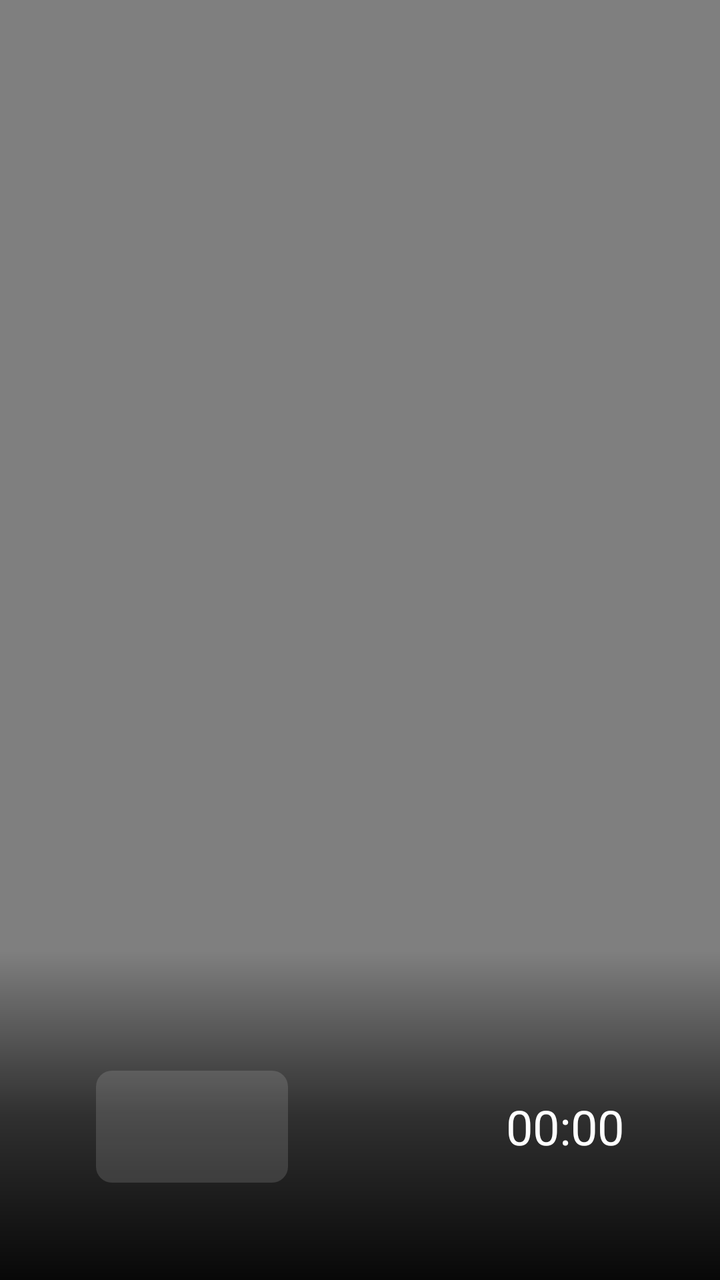
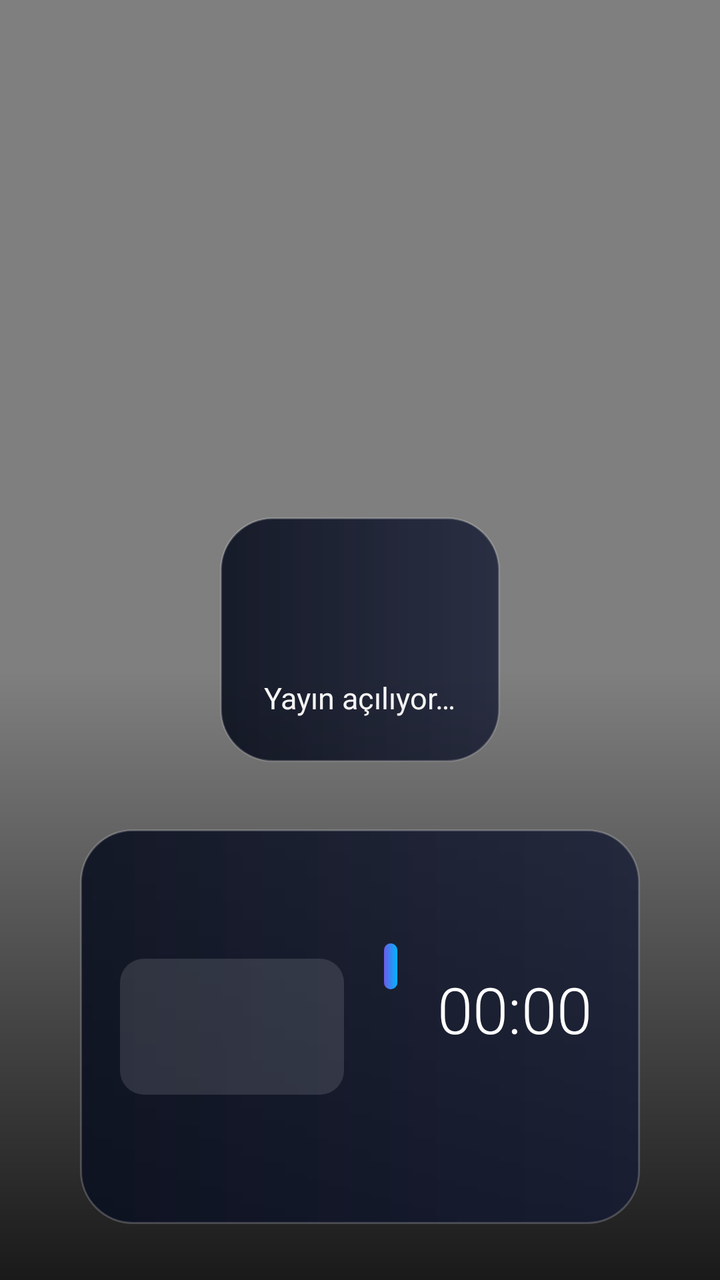

Before-and-after screenshots of an Android layout around one commit, followed by the original layout XML and the change that was made.
<!-- AndroidManifest.xml: activity theme PlayerTheme -->
<!-- res/layout/activity_player.xml -->
<?xml version="1.0" encoding="utf-8"?>
<FrameLayout xmlns:android="http://schemas.android.com/apk/res/android"
    android:layout_width="match_parent"
    android:layout_height="match_parent"
    android:background="@android:color/black">

    <VideoView
        android:id="@+id/video"
        android:layout_width="match_parent"
        android:layout_height="match_parent"
        android:layout_gravity="center"
        android:focusable="false" />

    <ProgressBar
        android:id="@+id/loading"
        android:layout_width="64dp"
        android:layout_height="64dp"
        android:layout_gravity="center" />

    <LinearLayout
        android:id="@+id/overlay"
        android:layout_width="match_parent"
        android:layout_height="wrap_content"
        android:layout_gravity="bottom"
        android:orientation="vertical"
        android:background="@drawable/overlay_bg"
        android:paddingLeft="48dp"
        android:paddingRight="48dp"
        android:paddingTop="60dp"
        android:paddingBottom="27dp">

        <LinearLayout
            android:layout_width="match_parent"
            android:layout_height="wrap_content"
            android:orientation="horizontal"
            android:gravity="center_vertical">

        <ImageView
            android:id="@+id/logo"
            android:layout_width="96dp"
            android:layout_height="56dp"
            android:layout_marginRight="18dp"
            android:padding="4dp"
            android:background="@drawable/logo_bg"
            android:scaleType="fitCenter" />

        <TextView
            android:id="@+id/title"
            android:layout_width="0dp"
            android:layout_weight="1"
            android:layout_height="wrap_content"
            android:textColor="#FFFFFFFF"
            android:textSize="26sp"
            android:textStyle="bold"
            android:singleLine="true"
            android:ellipsize="end" />

        <TextClock
            android:layout_width="wrap_content"
            android:layout_height="wrap_content"
            android:format12Hour="HH:mm"
            android:format24Hour="HH:mm"
            android:textColor="#FFFFFFFF"
            android:textSize="24sp" />
        </LinearLayout>

        <TextView
            android:id="@+id/info"
            android:layout_width="match_parent"
            android:layout_height="wrap_content"
            android:textColor="#FFCCCCCC"
            android:textSize="16sp" />
    </LinearLayout>

    <TextView
        android:id="@+id/numberInput"
        android:layout_width="wrap_content"
        android:layout_height="wrap_content"
        android:layout_gravity="top|right"
        android:layout_margin="40dp"
        android:background="#B0000000"
        android:padding="12dp"
        android:textColor="#FFFFFFFF"
        android:textSize="40sp"
        android:visibility="gone" />
</FrameLayout>
<!-- resources referenced by this layout -->
<resources>
  <!-- drawable logo_bg (drawable) -->
  <?xml version="1.0" encoding="utf-8"?>
  <shape xmlns:android="http://schemas.android.com/apk/res/android" android:shape="rectangle">
      <solid android:color="#22FFFFFF" />
      <corners android:radius="8dp" />
  </shape>
  <!-- drawable overlay_bg (drawable) -->
  <?xml version="1.0" encoding="utf-8"?>
  <shape xmlns:android="http://schemas.android.com/apk/res/android" android:shape="rectangle">
      <gradient android:angle="90" android:startColor="#F0000000" android:centerColor="#A0000000" android:endColor="#00000000" />
  </shape>
  <style name="PlayerTheme" parent="@android:style/Theme.DeviceDefault.NoActionBar.Fullscreen">
          <item name="android:windowBackground">@android:color/black</item>
      </style>
</resources>

<!-- the commit's change to res/layout/activity_player.xml (unified diff, before → after) -->
@@ -11,76 +11,164 @@
         android:layout_gravity="center"
         android:focusable="false" />
 
-    <ProgressBar
+    
+    <LinearLayout
         android:id="@+id/loading"
-        android:layout_width="64dp"
-        android:layout_height="64dp"
-        android:layout_gravity="center" />
+        android:layout_width="wrap_content"
+        android:layout_height="wrap_content"
+        android:layout_gravity="center"
+        android:orientation="vertical"
+        android:gravity="center"
+        android:background="@drawable/hud_bg"
+        android:padding="22dp">
 
-    <LinearLayout
+        <ProgressBar
+            android:layout_width="48dp"
+            android:layout_height="48dp" />
+
+        <TextView
+            android:layout_width="wrap_content"
+            android:layout_height="wrap_content"
+            android:layout_marginTop="10dp"
+            android:text="Yayın açılıyor…"
+            android:textColor="#FFFFFFFF"
+            android:textSize="15sp" />
+    </LinearLayout>
+
+    
+    <FrameLayout
         android:id="@+id/overlay"
         android:layout_width="match_parent"
         android:layout_height="wrap_content"
         android:layout_gravity="bottom"
-        android:orientation="vertical"
         android:background="@drawable/overlay_bg"
-        android:paddingLeft="48dp"
-        android:paddingRight="48dp"
-        android:paddingTop="60dp"
-        android:paddingBottom="27dp">
+        android:paddingTop="80dp">
 
         <LinearLayout
             android:layout_width="match_parent"
             android:layout_height="wrap_content"
+            android:layout_marginLeft="40dp"
+            android:layout_marginRight="40dp"
+            android:layout_marginBottom="28dp"
             android:orientation="horizontal"
-            android:gravity="center_vertical">
+            android:gravity="center_vertical"
+            android:background="@drawable/hud_bg"
+            android:paddingLeft="20dp"
+            android:paddingRight="24dp"
+            android:paddingTop="16dp"
+            android:paddingBottom="16dp">
 
-        <ImageView
-            android:id="@+id/logo"
-            android:layout_width="96dp"
-            android:layout_height="56dp"
-            android:layout_marginRight="18dp"
-            android:padding="4dp"
-            android:background="@drawable/logo_bg"
-            android:scaleType="fitCenter" />
+            <ImageView
+                android:id="@+id/logo"
+                android:layout_width="112dp"
+                android:layout_height="68dp"
+                android:padding="6dp"
+                android:background="@drawable/logo_bg"
+                android:scaleType="fitCenter" />
 
-        <TextView
-            android:id="@+id/title"
-            android:layout_width="0dp"
-            android:layout_weight="1"
-            android:layout_height="wrap_content"
-            android:textColor="#FFFFFFFF"
-            android:textSize="26sp"
-            android:textStyle="bold"
-            android:singleLine="true"
-            android:ellipsize="end" />
+            <LinearLayout
+                android:layout_width="0dp"
+                android:layout_weight="1"
+                android:layout_height="wrap_content"
+                android:layout_marginLeft="20dp"
+                android:orientation="vertical">
 
-        <TextClock
-            android:layout_width="wrap_content"
-            android:layout_height="wrap_content"
-            android:format12Hour="HH:mm"
-            android:format24Hour="HH:mm"
-            android:textColor="#FFFFFFFF"
-            android:textSize="24sp" />
+                <LinearLayout
+                    android:layout_width="wrap_content"
+                    android:layout_height="wrap_content"
+                    android:orientation="horizontal"
+                    android:gravity="center_vertical">
+
+                    <TextView
+                        android:id="@+id/number"
+                        android:layout_width="wrap_content"
+                        android:layout_height="wrap_content"
+                        android:background="@drawable/pill_accent"
+                        android:paddingLeft="12dp"
+                        android:paddingRight="12dp"
+                        android:paddingTop="2dp"
+                        android:paddingBottom="2dp"
+                        android:textColor="#FFFFFFFF"
+                        android:textSize="14sp"
+                        android:fontFamily="sans-serif-medium" />
+
+                    <TextView
+                        android:layout_width="wrap_content"
+                        android:layout_height="wrap_content"
+                        android:layout_marginLeft="8dp"
+                        android:background="@drawable/pill_live"
+                        android:paddingLeft="10dp"
+                        android:paddingRight="10dp"
+                        android:paddingTop="2dp"
+                        android:paddingBottom="2dp"
+                        android:text="● CANLI"
+                        android:textColor="#FFFFFFFF"
+                        android:textSize="12sp"
+                        android:fontFamily="sans-serif-medium"
+                        android:letterSpacing="0.08" />
+                </LinearLayout>
+
+                <TextView
+                    android:id="@+id/title"
+                    android:layout_width="match_parent"
+                    android:layout_height="wrap_content"
+                    android:layout_marginTop="4dp"
+                    android:textColor="#FFFFFFFF"
+                    android:textSize="28sp"
+                    android:fontFamily="sans-serif-medium"
+                    android:singleLine="true"
+                    android:ellipsize="end" />
+
+                <TextView
+                    android:id="@+id/info"
+                    android:layout_width="match_parent"
+                    android:layout_height="wrap_content"
+                    android:textColor="#FFB8C0D9"
+                    android:textSize="14sp" />
+            </LinearLayout>
+
+            <LinearLayout
+                android:layout_width="wrap_content"
+                android:layout_height="wrap_content"
+                android:layout_marginLeft="20dp"
+                android:orientation="vertical"
+                android:gravity="right">
+
+                <TextClock
+                    android:layout_width="wrap_content"
+                    android:layout_height="wrap_content"
+                    android:format12Hour="HH:mm"
+                    android:format24Hour="HH:mm"
+                    android:textColor="#FFFFFFFF"
+                    android:textSize="32sp"
+                    android:fontFamily="sans-serif-light" />
+
+                <TextView
+                    android:id="@+id/next"
+                    android:layout_width="wrap_content"
+                    android:layout_height="wrap_content"
+                    android:maxWidth="260dp"
+                    android:textColor="#FFB8C0D9"
+                    android:textSize="13sp"
+                    android:singleLine="true"
+                    android:ellipsize="end" />
+            </LinearLayout>
         </LinearLayout>
-
-        <TextView
-            android:id="@+id/info"
-            android:layout_width="match_parent"
-            android:layout_height="wrap_content"
-            android:textColor="#FFCCCCCC"
-            android:textSize="16sp" />
-    </LinearLayout>
+    </FrameLayout>
 
     <TextView
         android:id="@+id/numberInput"
         android:layout_width="wrap_content"
         android:layout_height="wrap_content"
         android:layout_gravity="top|right"
-        android:layout_margin="40dp"
-        android:background="#B0000000"
-        android:padding="12dp"
+        android:layout_margin="36dp"
+        android:background="@drawable/pill_accent"
+        android:paddingLeft="26dp"
+        android:paddingRight="26dp"
+        android:paddingTop="8dp"
+        android:paddingBottom="8dp"
         android:textColor="#FFFFFFFF"
         android:textSize="40sp"
+        android:fontFamily="sans-serif-light"
         android:visibility="gone" />
 </FrameLayout>
<!-- resource entries referenced after the edit -->
@@ -1,18 +1,41 @@
 <!-- resources referenced by this layout -->
 <resources>
+  <!-- drawable hud_bg (drawable) -->
+  <?xml version="1.0" encoding="utf-8"?>
+  <shape xmlns:android="http://schemas.android.com/apk/res/android" android:shape="rectangle">
+      <gradient android:angle="0" android:startColor="#E60B1020" android:endColor="#CC141A33" />
+      <stroke android:width="1dp" android:color="#33FFFFFF" />
+      <corners android:radius="26dp" />
+  </shape>
   <!-- drawable logo_bg (drawable) -->
   <?xml version="1.0" encoding="utf-8"?>
   <shape xmlns:android="http://schemas.android.com/apk/res/android" android:shape="rectangle">
-      <solid android:color="#22FFFFFF" />
-      <corners android:radius="8dp" />
+      <solid android:color="#1FFFFFFF" />
+      <corners android:radius="12dp" />
   </shape>
   <!-- drawable overlay_bg (drawable) -->
   <?xml version="1.0" encoding="utf-8"?>
   <shape xmlns:android="http://schemas.android.com/apk/res/android" android:shape="rectangle">
-      <gradient android:angle="90" android:startColor="#F0000000" android:centerColor="#A0000000" android:endColor="#00000000" />
+      <gradient android:angle="90" android:startColor="#CC000000" android:endColor="#00000000" />
+  </shape>
+  <!-- drawable pill_accent (drawable) -->
+  <?xml version="1.0" encoding="utf-8"?>
+  <shape xmlns:android="http://schemas.android.com/apk/res/android" android:shape="rectangle">
+      <gradient android:angle="0" android:startColor="@color/focus" android:endColor="@color/focus2" />
+      <corners android:radius="100dp" />
+  </shape>
+  <!-- drawable pill_live (drawable) -->
+  <?xml version="1.0" encoding="utf-8"?>
+  <shape xmlns:android="http://schemas.android.com/apk/res/android" android:shape="rectangle">
+      <solid android:color="#33FF3B5C" />
+      <stroke android:width="1dp" android:color="@color/live" />
+      <corners android:radius="100dp" />
   </shape>
   <style name="PlayerTheme" parent="@android:style/Theme.DeviceDefault.NoActionBar.Fullscreen">
           <item name="android:windowBackground">@android:color/black</item>
       </style>
+  <color name="focus">#FF6C5CE7</color>
+  <color name="focus2">#FF00B4FF</color>
+  <color name="live">#FFFF3B5C</color>
 </resources>
 
